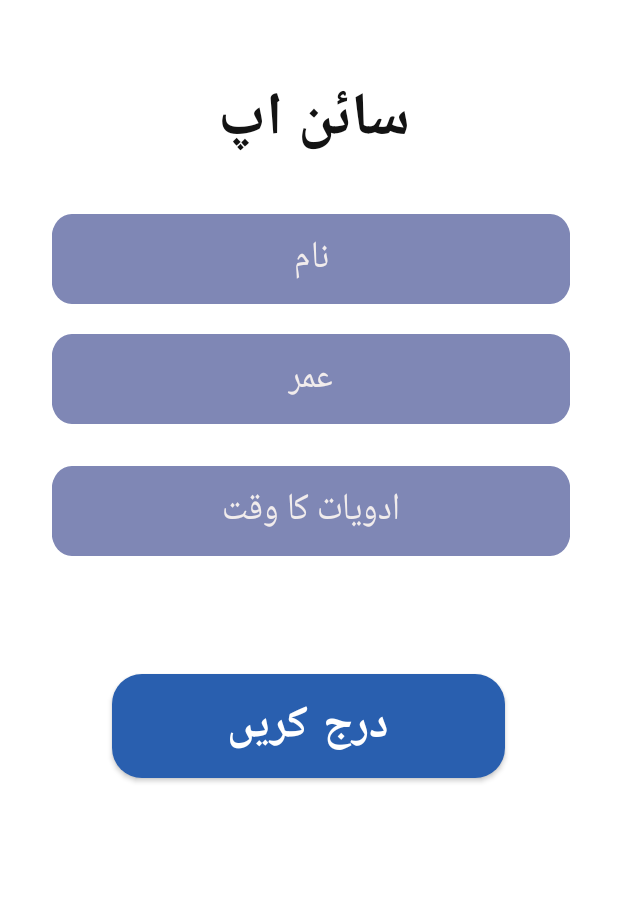
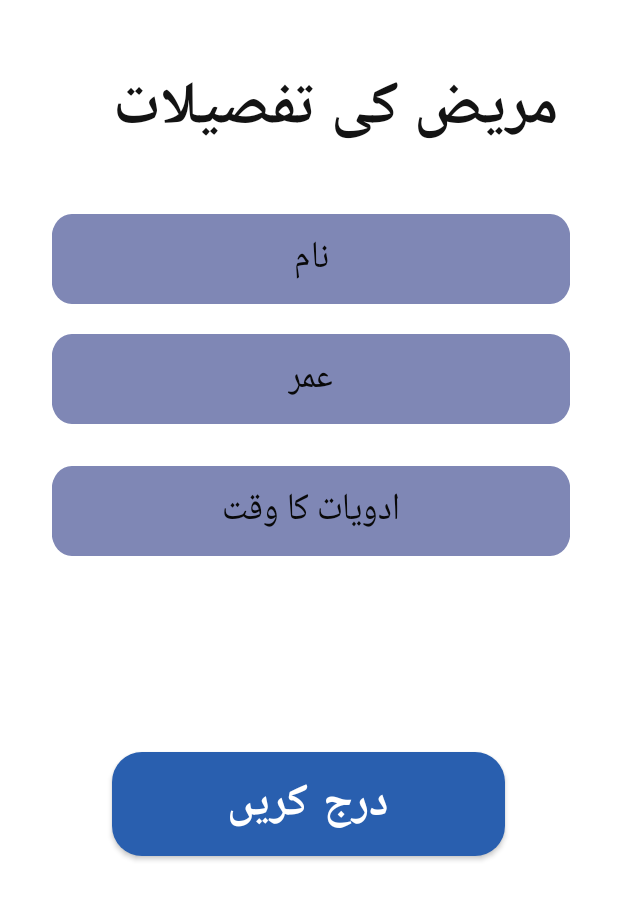
Before and after one commit to AbdullahSalman237/Soch, an Android app: the screen it shows after launch (MainActivity), on a phone screen of 412 x 824 dp, the part 194-1115 px from its top. Run offline under Robolectric (Android 15) with nearby library versions, the phone set to English and light mode, and no system bars.

Commit message:
updated sign up

```diff
--- a/app/src/main/java/com/example/soch/Dashboard.java
+++ b/app/src/main/java/com/example/soch/Dashboard.java
@@ -39,7 +39,7 @@ public class Dashboard extends AppCompatActivity {
     private BottomNavigationView.OnNavigationItemSelectedListener navListner = new BottomNavigationView.OnNavigationItemSelectedListener() {
         @Override
         public boolean onNavigationItemSelected(@NonNull MenuItem item) {
-            if (cancelQuiz == true)
+            if (cancelQuiz == true) //check if quiz chal raha ya nahin quiz chal raha toh true hogaya
             {
 
                 String x="";
--- a/app/src/main/java/com/example/soch/MainActivity.java
+++ b/app/src/main/java/com/example/soch/MainActivity.java
@@ -32,14 +32,14 @@ public class MainActivity extends AppCompatActivity {
       //  dbHandler.OnUpgrade();
         SubmitDetails = findViewById(R.id.signup);//button
         Cursor c;
-        c=dbHandler.RetrieveData();
+        c=dbHandler.RetrieveData(); //cursor is retrieving the data
         if(c.moveToFirst())
         {
             String name = c.getString(0);
             String age = c.getString(1);
             String med = c.getString(2);
             NameEdt.setText(name);
-            AgeEdt.setText(age);
+            AgeEdt.setText(age); //yahan data set ho raha hai
             MedEdt.setText(med);
         }
 
@@ -65,6 +65,7 @@ public class MainActivity extends AppCompatActivity {
     public void fun()
     {
 
+
                 String PersonName = NameEdt.getText().toString();
                 String PersonAge = AgeEdt.getText().toString();
                 String PersonMed = MedEdt.getText().toString();
@@ -72,7 +73,8 @@ public class MainActivity extends AppCompatActivity {
                 dbHandler.OnUpgradeUser();
 
                 dbHandler.addUser(PersonName, PersonAge, PersonMed);
-            }
+                //yahan database mein write ho raha hai
+    }
 
 
     }
--- a/app/src/main/java/com/example/soch/SplashScreen.java
+++ b/app/src/main/java/com/example/soch/SplashScreen.java
@@ -22,7 +22,7 @@ public class SplashScreen extends AppCompatActivity {
                 } catch (InterruptedException e) {
                     e.printStackTrace();
                 } finally {
-                    if(dbHandler.checkData())
+                    if(dbHandler.checkData()) //ager data present hai toh dashboard warna main
                     {
                         Intent intent = new Intent(getApplicationContext(), Dashboard.class);
                         startActivity(intent);
--- a/app/src/main/res/layout/signup.xml
+++ b/app/src/main/res/layout/signup.xml
@@ -26,16 +26,16 @@
         android:layout_width="397dp"
         android:layout_height="60dp"
         android:layout_marginTop="256dp"
+        android:background="@drawable/colouring"
         android:drawableTint="#0A0A0B"
         android:ems="10"
-        android:background="@drawable/colouring"
         android:hint="@string/name"
         android:importantForAutofill="no"
         android:inputType="textPersonName"
         android:minHeight="48dp"
         android:scaleX="@dimen/material_emphasis_high_type"
         android:textAlignment="center"
-        android:textColorHint="#F1ECEC"
+        android:textColorHint="#090909"
         android:textSize="25sp"
         app:layout_constraintEnd_toEndOf="parent"
         app:layout_constraintHorizontal_bias="0.569"
@@ -50,10 +50,12 @@
         android:layout_marginStart="174dp"
         android:layout_marginTop="176dp"
         android:layout_marginEnd="179dp"
-        android:text="@string/signupp"
+        android:layout_marginBottom="43dp"
+        android:text="@string/details"
         android:textColor="#131313"
         android:textSize="40sp"
         android:textStyle="bold"
+        app:layout_constraintBottom_toTopOf="@+id/patientname"
         app:layout_constraintEnd_toEndOf="parent"
         app:layout_constraintHorizontal_bias="0.416"
         app:layout_constraintStart_toStartOf="parent"
@@ -73,7 +75,7 @@
         android:minHeight="48dp"
         android:scaleX="@dimen/material_emphasis_high_type"
         android:textAlignment="center"
-        android:textColorHint="#F1ECEC"
+        android:textColorHint="#090909"
         android:textSize="25sp"
         app:layout_constraintEnd_toEndOf="parent"
         app:layout_constraintHorizontal_bias="0.569"
@@ -96,7 +98,7 @@
         android:minHeight="48dp"
         android:scaleX="@dimen/material_emphasis_high_type"
         android:textAlignment="center"
-        android:textColorHint="#F1ECEC"
+        android:textColorHint="#090909"
         android:textSize="25sp"
         app:layout_constraintEnd_toEndOf="parent"
         app:layout_constraintHorizontal_bias="0.569"
@@ -108,7 +110,7 @@
         android:id="@+id/signup"
         android:layout_width="262dp"
         android:layout_height="69dp"
-        android:layout_marginBottom="176dp"
+        android:layout_marginBottom="124dp"
         android:background="@drawable/round"
         android:onClick="signup"
         android:text="@string/darjkarein"
@@ -117,7 +119,7 @@
         app:iconPadding="10dp"
         app:layout_constraintBottom_toBottomOf="parent"
         app:layout_constraintEnd_toEndOf="parent"
-        app:layout_constraintHorizontal_bias="0.497"
+        app:layout_constraintHorizontal_bias="0.496"
         app:layout_constraintStart_toStartOf="parent" />
 
 
```
Also changed, not shown: app/src/main/res/layout/fragment_user.xml (+4 -4 lines).
